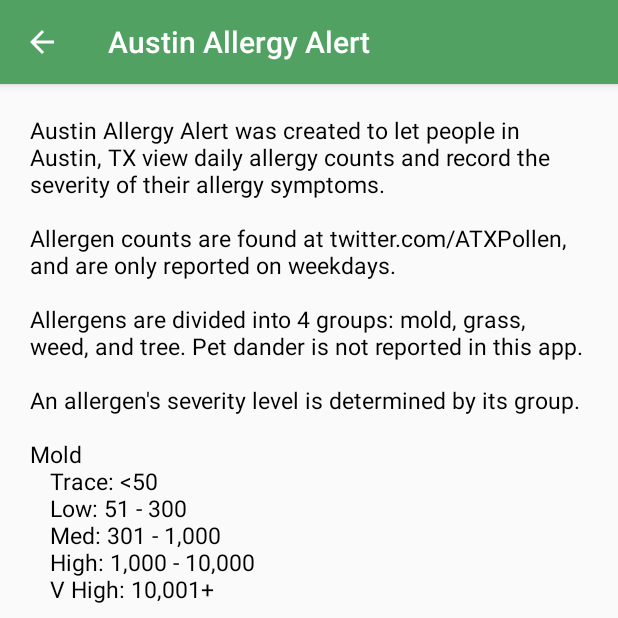
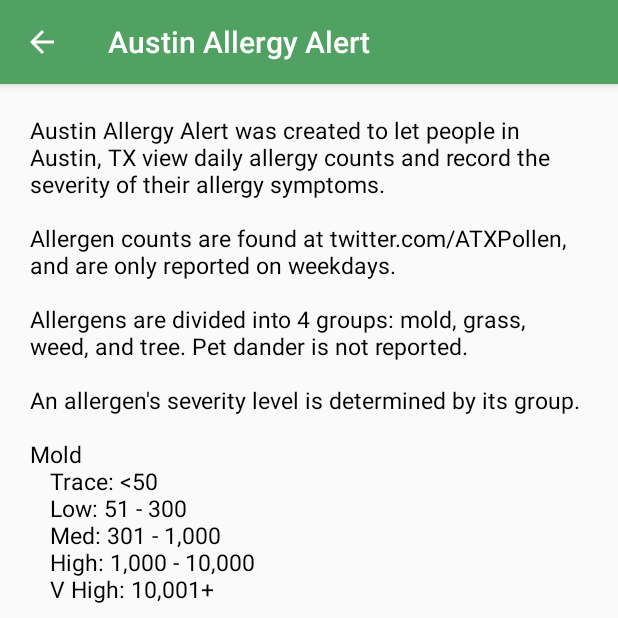
Before and after one commit to olivialabath/AustinAllergyAlert, an Android app: the AboutActivity screen opened directly, with no data from a screen before it, on a phone screen of 412 x 824 dp, the top half of it. Run offline under Robolectric (Android 15) with nearby library versions, the phone set to English and light mode, and no system bars; libraries missing offline, so code that uses them is left out: com.amazonaws.mobileconnectors, com.amazonaws.services, lecho.lib.hellocharts; 2 statements that could not run were skipped.

Commit message:
removed AllergenEntity class, some string changes

```diff
--- a/app/src/main/java/com/olivialabath/austinallergyalert/AllergenDailyFragment.java
+++ b/app/src/main/java/com/olivialabath/austinallergyalert/AllergenDailyFragment.java
@@ -140,6 +140,7 @@ public class AllergenDailyFragment extends Fragment {
     private Allergen[] getTestAllergens(){
         Calendar c = mQueryDate;
         Allergen[] allergenArray = {
+                new Allergen("Pine", 5, CalendarHelper.getEpochDays(c)),
                 new Allergen("Elm", 12, CalendarHelper.getEpochDays(c)),
                 new Allergen("Pigweed", 39, CalendarHelper.getEpochDays(c)),
                 new Allergen("Mold", 49, CalendarHelper.getEpochDays(c)),
@@ -188,6 +189,7 @@ public class AllergenDailyFragment extends Fragment {
 
                 mAllergens = new Allergen[allergenList.size()];
                 mAllergens = allergenList.toArray(mAllergens);
+//                mAllergens = getTestAllergens();
                 if(mAllergens.length == 0){
                     mQueryDate = CalendarHelper.prevWeekDay(mQueryDate);
                     Log.i(QUERY_TAG, "No allergens found for current query date, setting query date to " + mQueryDate.getTime().toString());
--- a/app/src/main/res/layout/custom_calendar_view.xml
+++ b/app/src/main/res/layout/custom_calendar_view.xml
@@ -123,7 +123,7 @@
     <GridView
         android:id="@+id/calendar_grid"
         android:layout_width="match_parent"
-        android:layout_height="220dp"
+        android:layout_height="250dp"
         android:gravity="center"
         android:numColumns="7"
         android:background="#FBFBFB"/>
--- a/app/src/main/res/values/strings.xml
+++ b/app/src/main/res/values/strings.xml
@@ -10,7 +10,7 @@
     <string name="notes">Notes:</string>
     <string name="about_text">Austin Allergy Alert was created to let people in Austin, TX view daily allergy counts and record the severity of their allergy symptoms.
             \n\nAllergen counts are found at twitter.com/ATXPollen, and are only reported on weekdays.
-            \n\nAllergens are divided into 4 groups: mold, grass, weed, and tree. Pet dander is not reported in this app.
+            \n\nAllergens are divided into 4 groups: mold, grass, weed, and tree. Pet dander is not reported.
             \n\nAn allergen\'s severity level is determined by its group.
             \n\nMold
                 \n\tTrace: &lt;50
```
Also changed, not shown: app/src/main/java/com/olivialabath/austinallergyalert/AllergenEntity.java (deleted, +0 -21 lines).
